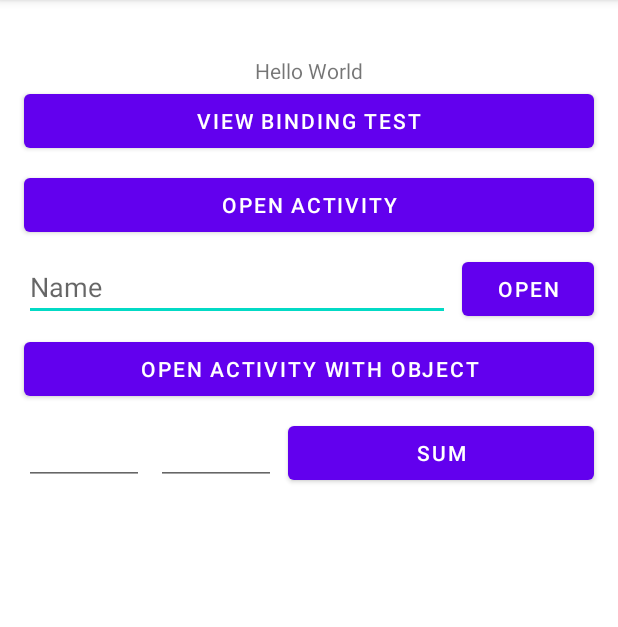
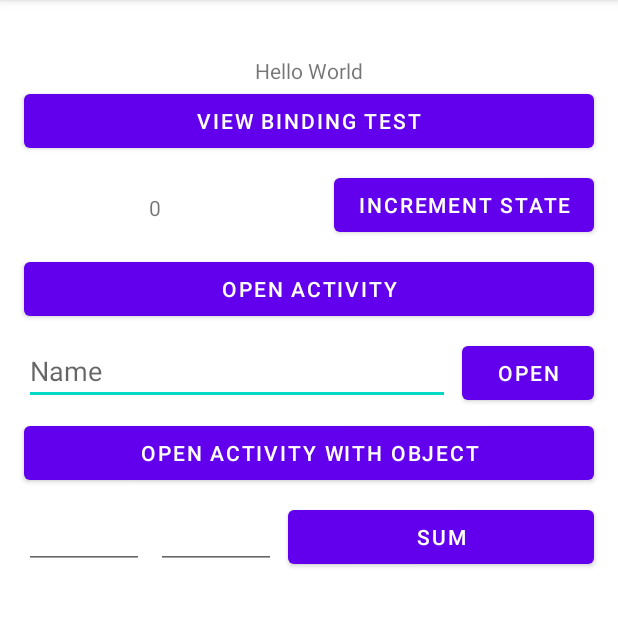
Before and after one commit to tarcisiocipriano/android-code-base, an Android app: the screen it shows after launch (MainActivity), on a phone screen of 412 x 824 dp, the part 84-711 px from its top. Run offline under Robolectric (Android 15) with nearby library versions, the phone set to English and light mode, and no system bars.

Commit message:
implement activity lifecycle and save/use state saved on device rotation

```diff
--- a/app/src/main/java/cesar/school/code_base/MainActivity.kt
+++ b/app/src/main/java/cesar/school/code_base/MainActivity.kt
@@ -4,6 +4,7 @@ import android.app.Activity
 import android.content.Intent
 import androidx.appcompat.app.AppCompatActivity
 import android.os.Bundle
+import android.util.Log
 import android.widget.Toast
 import cesar.school.code_base.databinding.ActivityMainBinding
 import cesar.school.code_base.model.Car
@@ -18,6 +19,9 @@ class MainActivity : AppCompatActivity() {
         const val MAIN_ACTIVITY_VALUE02_EXTRA_ID = "value02"
         const val MAIN_ACTIVITY_SUM_REQUEST_CODE = 1
         const val MAIN_ACTIVITY_RESULT_EXTRA_ID = ""
+
+        const val TAG = "lifecycle"
+        const val SAVED_INSTANCE_EXTRA_ID = "saved_instance_extra_id"
     }
 
     private lateinit var binding: ActivityMainBinding // var to later initiate the binding
@@ -30,6 +34,20 @@ class MainActivity : AppCompatActivity() {
         // test binding
         binding.buttonViewBinding.setOnClickListener {
             Toast.makeText(this, this.getString(R.string.button_view_binding_working), Toast.LENGTH_SHORT).show()
+        }
+
+        // set the state restored in the view
+        if (savedInstanceState != null) {
+            val saved = savedInstanceState.getString(SAVED_INSTANCE_EXTRA_ID)
+            binding.labelState.text = saved
+            Log.d(TAG, "onCreate not null: $saved")
+        }
+
+        // increment state
+        binding.buttonSetContent.setOnClickListener {
+            var current = binding.labelState.text.toString().toInt()
+            current++
+            binding.labelState.text = current.toString()
         }
 
         // open activity
@@ -82,4 +100,46 @@ class MainActivity : AppCompatActivity() {
             }
         }
     }
+
+    override fun onStart() {
+        super.onStart()
+        Log.d(TAG, "onStart()")
+    }
+
+    override fun onResume() {
+        super.onResume()
+        Log.d(TAG, "onResume()")
+    }
+
+    override fun onRestart() {
+        super.onRestart()
+        Log.d(TAG, "onRestart()")
+    }
+
+    override fun onPause() {
+        super.onPause()
+        Log.d(TAG, "onPause()")
+    }
+
+    override fun onStop() {
+        super.onStop()
+        Log.d(TAG, "onStop()")
+    }
+
+    override fun onDestroy() {
+        super.onDestroy()
+        Log.d(TAG, "onDestroy()")
+    }
+
+    override fun onSaveInstanceState(outState: Bundle) {
+        super.onSaveInstanceState(outState)
+        outState.putString(SAVED_INSTANCE_EXTRA_ID, this.binding.labelState.text.toString())
+        Log.d(TAG, "onSaveInstanceState()")
+    }
+
+    override fun onRestoreInstanceState(savedInstanceState: Bundle) {
+        super.onRestoreInstanceState(savedInstanceState)
+        val saved = savedInstanceState.getString(SAVED_INSTANCE_EXTRA_ID)
+        Log.d(TAG, "onRestoreInstanceState(): $saved")
+    }
 }
--- a/app/src/main/res/layout/activity_main.xml
+++ b/app/src/main/res/layout/activity_main.xml
@@ -37,7 +37,28 @@
         android:layout_marginEnd="16dp"
         android:text="@string/button_open_activity"
         app:layout_constraintEnd_toEndOf="parent"
-        app:layout_constraintHorizontal_bias="0.494"
+        app:layout_constraintHorizontal_bias="0.0"
+        app:layout_constraintStart_toStartOf="parent"
+        app:layout_constraintTop_toBottomOf="@+id/button_set_content" />
+
+    <Button
+        android:id="@+id/button_set_content"
+        android:layout_width="wrap_content"
+        android:layout_height="wrap_content"
+        android:layout_marginTop="8dp"
+        android:layout_marginEnd="16dp"
+        android:text="@string/button_increment"
+        app:layout_constraintEnd_toEndOf="parent"
+        app:layout_constraintTop_toBottomOf="@+id/button_view_binding" />
+
+    <TextView
+        android:id="@+id/label_state"
+        android:layout_width="wrap_content"
+        android:layout_height="wrap_content"
+        android:layout_marginTop="24dp"
+        android:layout_marginEnd="16dp"
+        android:text="0"
+        app:layout_constraintEnd_toStartOf="@+id/button_set_content"
         app:layout_constraintStart_toStartOf="parent"
         app:layout_constraintTop_toBottomOf="@+id/button_view_binding" />
 
--- a/app/src/main/res/values/strings.xml
+++ b/app/src/main/res/values/strings.xml
@@ -16,4 +16,5 @@
     <string name="button_return_result">Return Result</string>
     <string name="no_values_message">Please inform values</string>
     <string name="sum_result">Sum result %1$s</string>
+    <string name="button_increment">Increment state</string>
 </resources>
```
Also changed, not shown: 1 other file.
